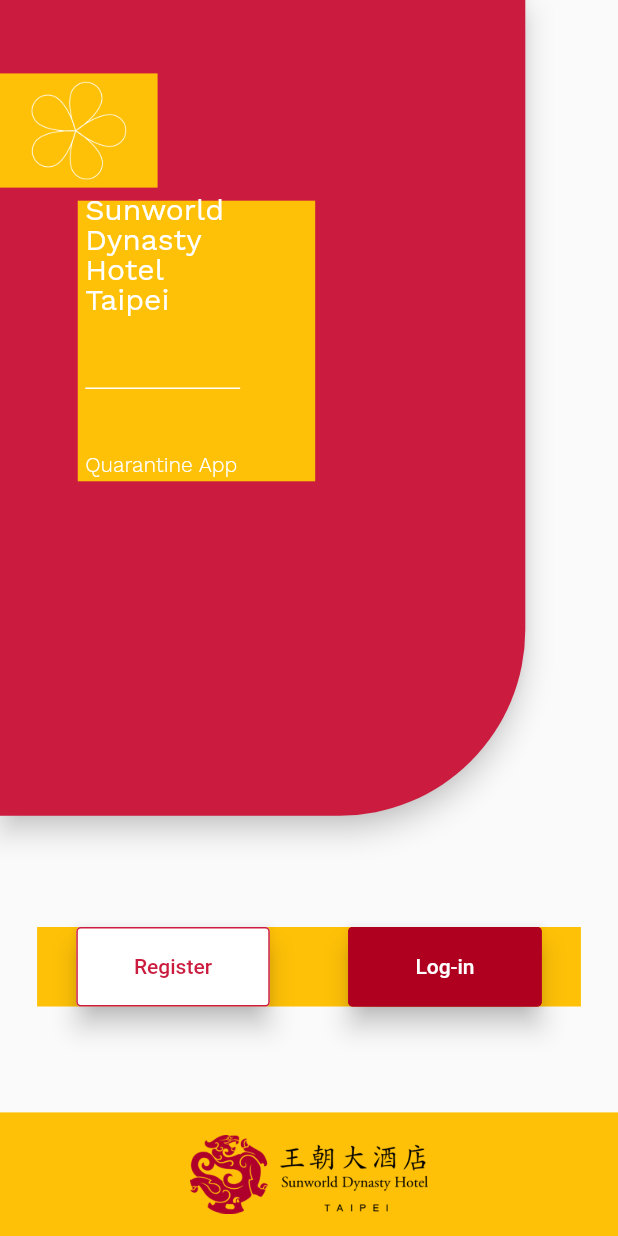
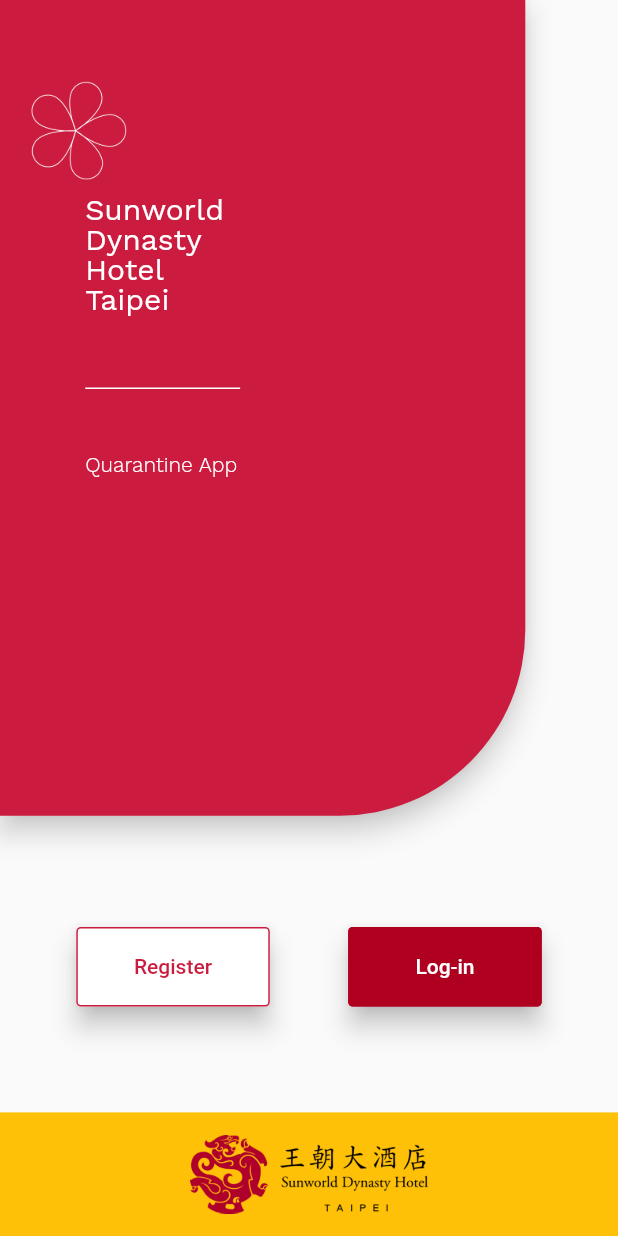
Before and after one commit to matsvandamme/sunworld_dynasty_flutter, a Flutter app: the screen it shows after launch, on a phone screen of 412 x 824 dp. Run offline on Flutter 3.47's test engine with Material 2 defaults, Android fonts, the phone set to English and light mode, and no system bars; our stand-ins replace firebase_auth, google_fonts, package_info, page_view_indicators, smooth_page_indicator; accounts and stored records are empty.

Commit message:
Code refactor

```diff
--- a/lib/main.dart
+++ b/lib/main.dart
@@ -27,7 +27,7 @@ class App extends StatelessWidget {
       home: SafeArea(
         child: Scaffold(
           body: Center(
-            child: Test(),
+            child: WelcomeScreen(),
           ),
         ),
       ),
--- a/lib/pages/welcome_screen.dart
+++ b/lib/pages/welcome_screen.dart
@@ -7,9 +7,9 @@ import 'package:flutter/services.dart';
 import 'package:google_fonts/google_fonts.dart';
 import 'package:flutter/widgets.dart';
 
-class Test extends StatefulWidget {
+class WelcomeScreen extends StatefulWidget {
   @override
-  _TestState createState() => _TestState();
+  _WelcomeScreenState createState() => _WelcomeScreenState();
 }
 
 class MyPainter extends CustomPainter {
@@ -46,7 +46,7 @@ class MyPainter extends CustomPainter {
   bool shouldRepaint(MyPainter oldDelegate) => false;
 }
 
-class _TestState extends State<Test> {
+class _WelcomeScreenState extends State<WelcomeScreen> {
   @override
   void initState() {
     SystemChrome.setEnabledSystemUIOverlays([]);
@@ -92,7 +92,7 @@ class _TestState extends State<Test> {
       builder: (context, constraints) => Container(
         margin: EdgeInsets.fromLTRB(constraints.maxWidth * 0.06,
             constraints.maxHeight * 0.75, constraints.maxWidth * 0.06, 0),
-        color: Colors.amber,
+        color: Colors.transparent,
         child: Row(
           mainAxisAlignment: MainAxisAlignment.spaceAround,
           children: [
@@ -171,7 +171,7 @@ class _TestState extends State<Test> {
         width: constraints.maxWidth * overlayWidthFraction,
         height: constraints.maxHeight * overlayHeightFraction,
         child: Container(
-          color: Colors.amber,
+          color: Colors.transparent,
           padding: EdgeInsets.all(5),
           margin: EdgeInsets.fromLTRB(
               constraints.maxWidth * overlayWidthFraction * 0.148,
@@ -220,7 +220,7 @@ class _TestState extends State<Test> {
         width: constraints.maxWidth * overlayWidthFraction,
         height: constraints.maxHeight * overlayHeightFraction,
         child: Container(
-          color: Colors.amber,
+          color: Colors.transparent,
           padding: EdgeInsets.all(5),
           margin: EdgeInsets.fromLTRB(
               constraints.maxWidth * overlayWidthFraction * 0,
```
